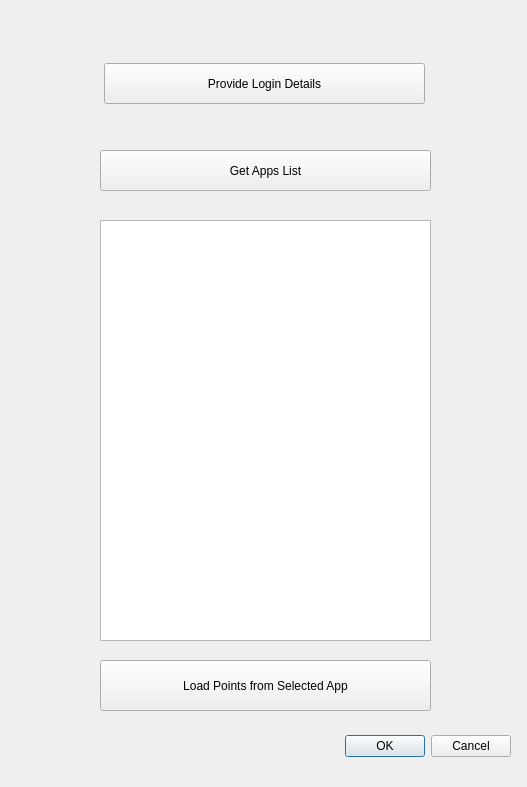
Before: the Qt Designer form fulcrum_sync_dialog_base.ui in staffordsmith83/fulcrum_sync, drawn with Qt 5.
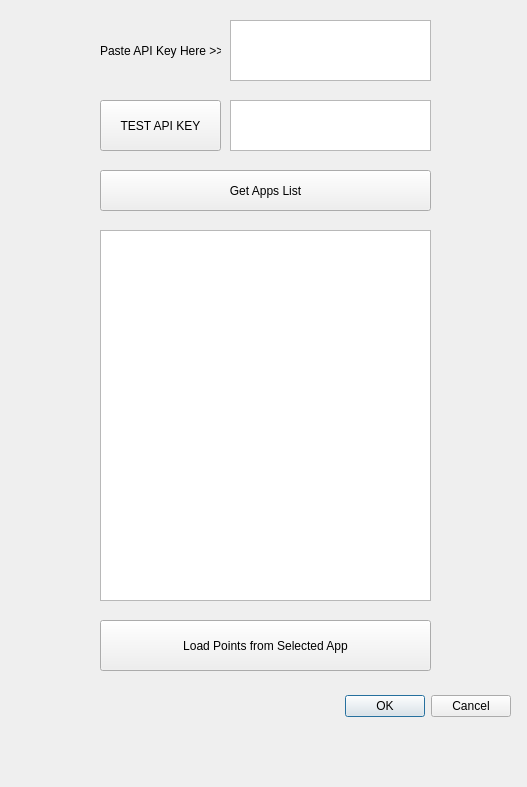
After: the same form once the commit is applied.

Commit message: Added API lookup, user entered API, layers are pulled from real account, fixed multiple layer loads

Patch:
```diff
--- a/fulcrum_sync_dialog_base.ui
+++ b/fulcrum_sync_dialog_base.ui
@@ -17,7 +17,7 @@
    <property name="geometry">
     <rect>
      <x>170</x>
-     <y>730</y>
+     <y>690</y>
      <width>341</width>
      <height>32</height>
     </rect>
@@ -33,7 +33,7 @@
    <property name="geometry">
     <rect>
      <x>100</x>
-     <y>150</y>
+     <y>170</y>
      <width>331</width>
      <height>41</height>
     </rect>
@@ -45,21 +45,21 @@
   <widget class="QPushButton" name="pushButton_2">
    <property name="geometry">
     <rect>
-     <x>104</x>
-     <y>63</y>
-     <width>321</width>
-     <height>41</height>
+     <x>100</x>
+     <y>100</y>
+     <width>121</width>
+     <height>51</height>
     </rect>
    </property>
    <property name="text">
-    <string>Provide Login Details</string>
+    <string>TEST API KEY</string>
    </property>
   </widget>
   <widget class="QPushButton" name="pushButton_3">
    <property name="geometry">
     <rect>
      <x>100</x>
-     <y>660</y>
+     <y>620</y>
      <width>331</width>
      <height>51</height>
     </rect>
@@ -72,12 +72,51 @@
    <property name="geometry">
     <rect>
      <x>100</x>
-     <y>220</y>
+     <y>230</y>
      <width>331</width>
-     <height>421</height>
+     <height>371</height>
     </rect>
    </property>
   </widget>
+  <widget class="QTextEdit" name="apiInput">
+   <property name="geometry">
+    <rect>
+     <x>230</x>
+     <y>20</y>
+     <width>201</width>
+     <height>61</height>
+    </rect>
+   </property>
+   <property name="toolTip">
+    <string>Paste Fulcrum API Key here</string>
+   </property>
+   <property name="toolTipDuration">
+    <number>5</number>
+   </property>
+  </widget>
+  <widget class="QTextEdit" name="userNameTextbox">
+   <property name="geometry">
+    <rect>
+     <x>230</x>
+     <y>100</y>
+     <width>201</width>
+     <height>51</height>
+    </rect>
+   </property>
+  </widget>
+  <widget class="QLabel" name="label">
+   <property name="geometry">
+    <rect>
+     <x>100</x>
+     <y>30</y>
+     <width>121</width>
+     <height>41</height>
+    </rect>
+   </property>
+   <property name="text">
+    <string>Paste API Key Here &gt;&gt;&gt;</string>
+   </property>
+  </widget>
  </widget>
  <resources/>
  <connections>
```
Left out of the diff: 4 changed lines with no effect on the pictures. The commit also changes 3 other files.
